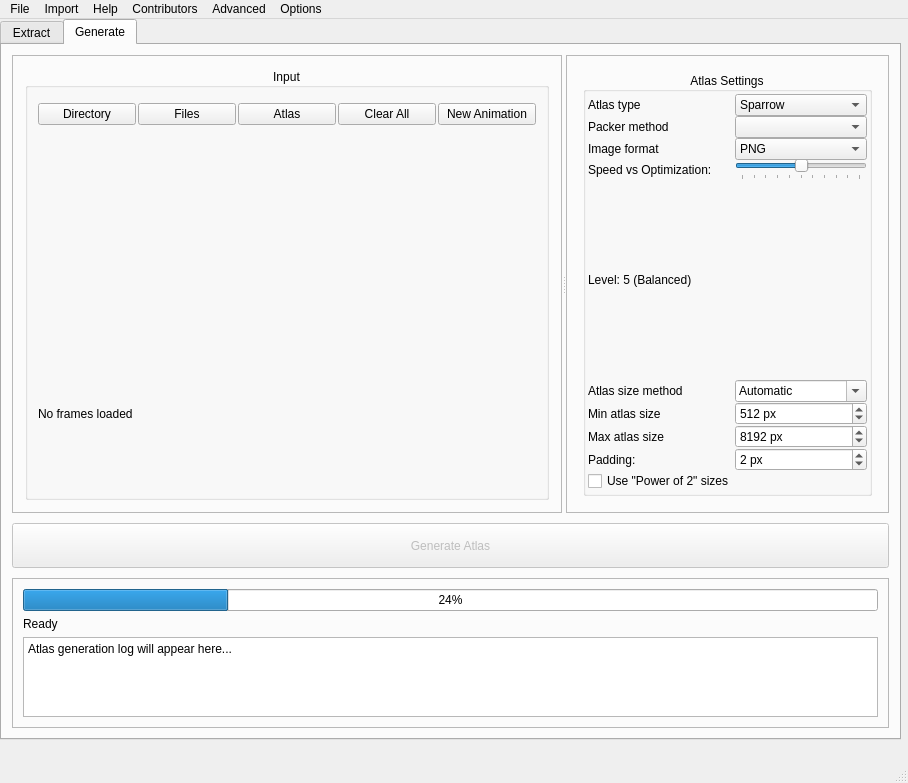
Old version of the form src/gui/app.ui in the repository MeguminBOT/TextureAtlas-to-GIF-and-Frames.
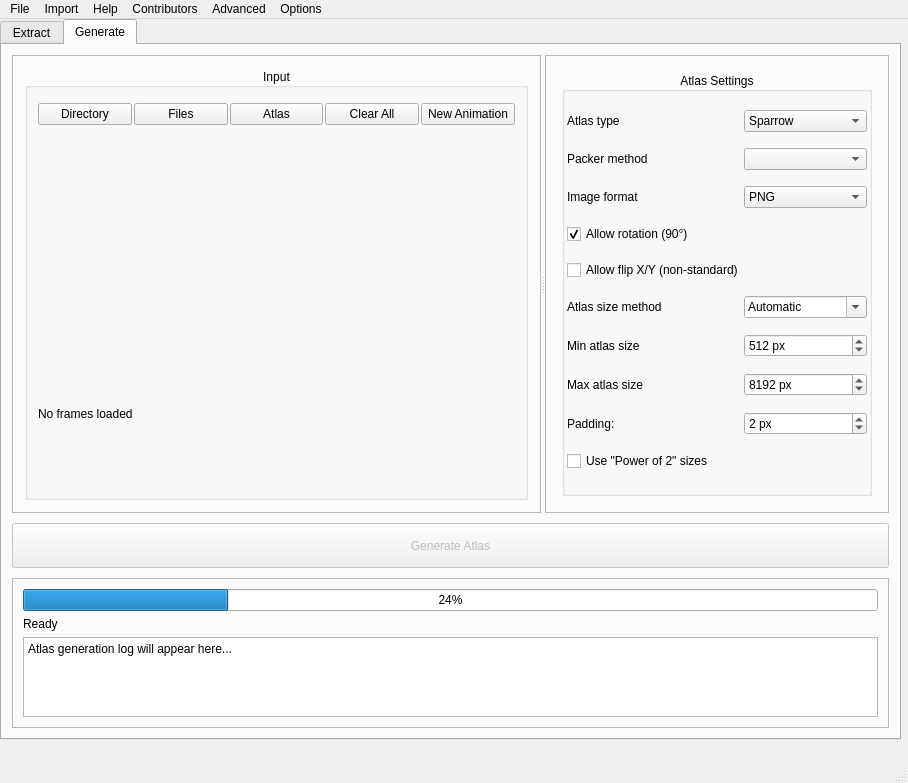
New version of the form.

Commit message: Bugfix combobox for generate tab 2

```diff
--- a/src/gui/app.ui
+++ b/src/gui/app.ui
@@ -1387,32 +1387,29 @@
                </item>
               </widget>
              </item>
-             <item row="12" column="2">
-              <widget class="QSlider" name="speed_optimization_slider">
-               <property name="minimum">
-                <number>0</number>
-               </property>
-               <property name="maximum">
-                <number>10</number>
-               </property>
-               <property name="value">
-                <number>5</number>
-               </property>
-               <property name="orientation">
-                <enum>Qt::Orientation::Horizontal</enum>
-               </property>
-               <property name="tickPosition">
-                <enum>QSlider::TickPosition::TicksBelow</enum>
-               </property>
-               <property name="tickInterval">
-                <number>1</number>
-               </property>
-              </widget>
-             </item>
              <item row="12" column="0">
-              <widget class="QLabel" name="speed_optimization_label">
+              <widget class="QCheckBox" name="allow_rotation_check">
+               <property name="toolTip">
+                <string>&lt;html&gt;&lt;head/&gt;&lt;body&gt;&lt;p&gt;Allow the packer to rotate sprites 90° clockwise for tighter packing.&lt;/p&gt;&lt;p&gt;Only works with atlas formats that support rotation metadata.&lt;/p&gt;&lt;/body&gt;&lt;/html&gt;</string>
+               </property>
                <property name="text">
-                <string>Speed vs Optimization:</string>
+                <string>Allow rotation (90°)</string>
+               </property>
+               <property name="checked">
+                <bool>true</bool>
+               </property>
+              </widget>
+             </item>
+             <item row="13" column="0">
+              <widget class="QCheckBox" name="allow_flip_check">
+               <property name="toolTip">
+                <string>&lt;html&gt;&lt;head/&gt;&lt;body&gt;&lt;p&gt;Allow the packer to flip sprites vertically for tighter packing.&lt;/p&gt;&lt;p&gt;&lt;span style=&quot; font-weight:700;&quot;&gt;Warning:&lt;/span&gt; This is a non-standard extension only supported by HaxeFlixel. Most Starling/Sparrow implementations will ignore flip attributes.&lt;/p&gt;&lt;/body&gt;&lt;/html&gt;</string>
+               </property>
+               <property name="text">
+                <string>Allow flip X/Y (non-standard)</string>
+               </property>
+               <property name="checked">
+                <bool>false</bool>
                </property>
               </widget>
              </item>
@@ -1435,13 +1432,6 @@
                </property>
               </widget>
              </item>
-             <item row="20" column="0">
-              <widget class="QLabel" name="speed_optimization_value_label">
-               <property name="text">
-                <string>Level: 5 (Balanced)</string>
-               </property>
-              </widget>
-             </item>
              <item row="5" column="0">
               <widget class="QLabel" name="packer_method_label">
                <property name="text">
```
The commit also changes 1 other file.
